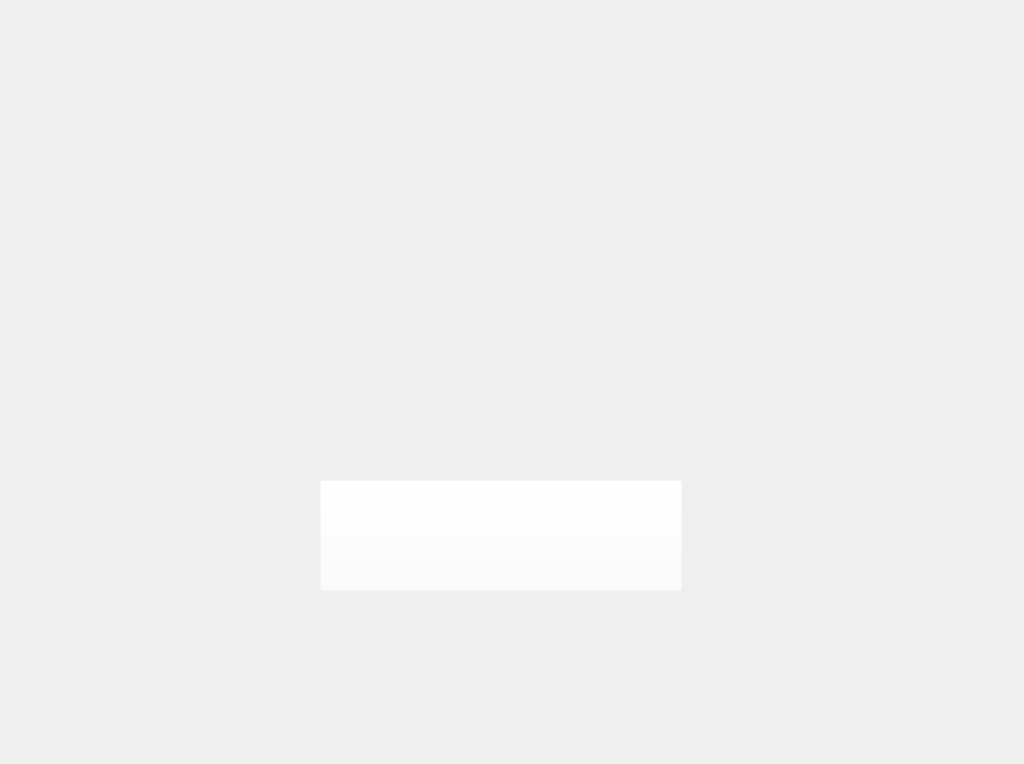
Qt form mainwindow.ui (TheValemagne/HapticBook) before a commit.
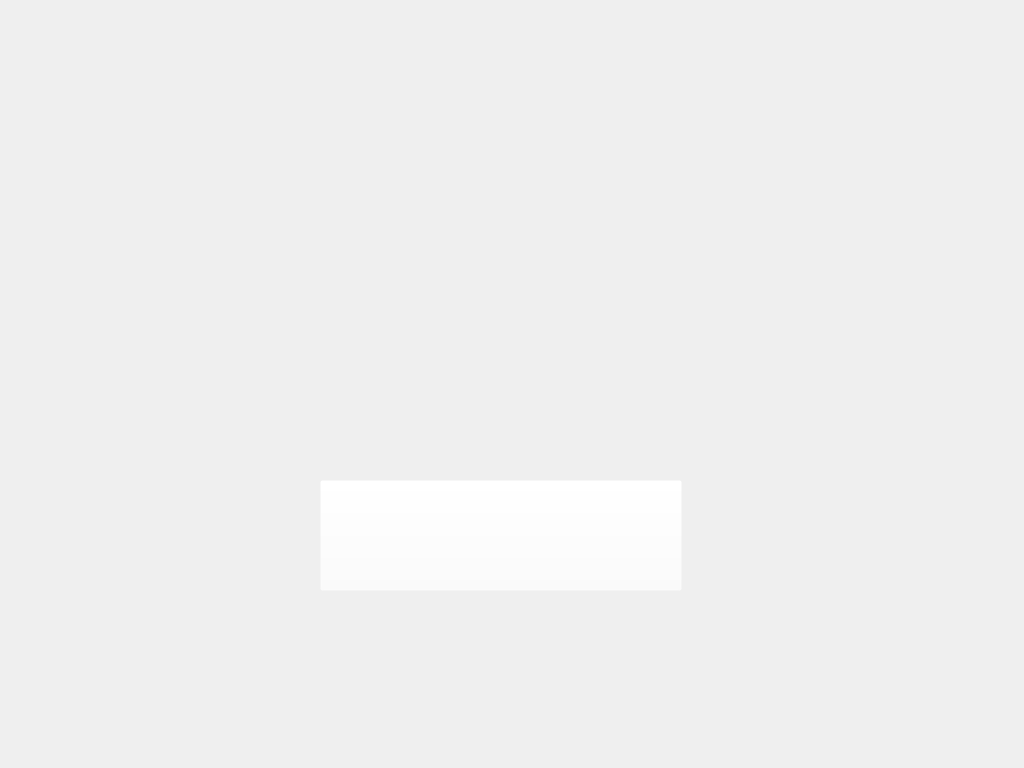
The same form after that commit. Icons and pictures are not drawn.

Diff of the .ui file:
```diff
--- a/mainwindow.ui
+++ b/mainwindow.ui
@@ -7,7 +7,7 @@
     <x>0</x>
     <y>0</y>
     <width>1024</width>
-    <height>764</height>
+    <height>768</height>
    </rect>
   </property>
   <property name="sizePolicy">
```
